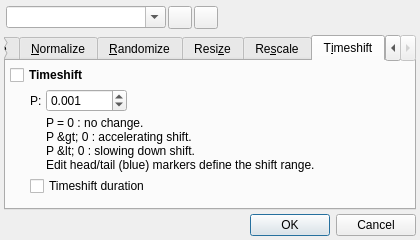
The window that src/qtractorMidiToolsForm.ui (rncbc/qtractor) describes before a commit, drawn with Qt 5.
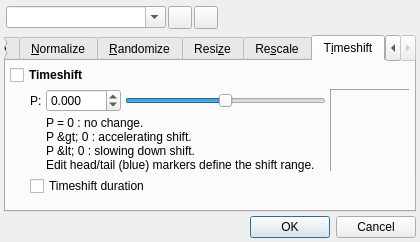
The same window after the commit. The open tabs and pages were chosen to show the change. Icons and pictures are not drawn. Custom widgets are drawn as their Qt base class.

Commit message: - A new timeshift MIDI tool has been added, after   an awesome patch by Jiri Prochaszka aka Anchakor;   applies to selected events between edit markers,   distorting their time and duration (optionally),   either slowing down and accelerating, based on   a given parameter P value. (feat.SLIDER & CURVE)

Patch:
```diff
--- a/src/qtractorMidiToolsForm.ui
+++ b/src/qtractorMidiToolsForm.ui
@@ -27,7 +27,7 @@
     <x>0</x>
     <y>0</y>
     <width>420</width>
-    <height>240</height>
+    <height>242</height>
    </rect>
   </property>
   <property name="windowTitle">
@@ -1079,7 +1079,7 @@
        <string>T&amp;imeshift</string>
       </attribute>
       <layout class="QGridLayout">
-       <item row="0" column="0" colspan="4">
+       <item row="0" column="0" colspan="3">
         <widget class="QCheckBox" name="TimeshiftCheckBox">
          <property name="font">
           <font>
@@ -1139,28 +1139,56 @@
           <double>0.001</double>
          </property>
          <property name="minimum">
-          <double>-1000.000</double>
+		  <double>-100.000</double>
          </property>
          <property name="maximum">
-          <double>1000.000</double>
+		  <double>100.000</double>
+         </property>
+         <property name="singleStep">
+		  <double>0.001</double>
          </property>
          <property name="value">
-          <double>0.001</double>
+		  <double>0.000</double>
          </property>
         </widget>
        </item>
-       <item row="1" column="3" >
-        <spacer>
+       <item row="1" column="3">
+        <widget class="QSlider" name="TimeshiftSlider">
+         <property name="toolTip">
+          <string>Timeshift parameter</string>
+         </property>
+         <property name="minimum">
+		  <number>-10000</number>
+         </property>
+         <property name="maximum">
+		  <number>10000</number>
+         </property>
+         <property name="value">
+          <number>0</number>
+         </property>
          <property name="orientation">
           <enum>Qt::Horizontal</enum>
          </property>
-         <property name="sizeHint">
+        </widget>
+       </item>
+       <item row="1" column="4" rowspan="2">
+        <widget class="QFrame" name="TimeshiftFrame">
+         <property name="minimumSize">
           <size>
-           <width>224</width>
-           <height>19</height>
+           <width>80</width>
+           <height>80</height>
           </size>
          </property>
-        </spacer>
+         <property name="toolTip">
+          <string>Timeshift curve</string>
+         </property>
+         <property name="frameShape">
+          <enum>QFrame::Panel</enum>
+         </property>
+         <property name="frameShadow">
+          <enum>QFrame::Sunken</enum>
+         </property>
+        </widget>
        </item>
        <item row="2" column="2" colspan="2">
         <widget class="QLabel" name="TimeshiftText">
@@ -1179,12 +1207,12 @@
          </property>
         </widget>
        </item>
-       <item row="4" column="1" colspan="3">
+       <item row="4" column="1" colspan="4">
         <spacer>
          <property name="orientation">
           <enum>Qt::Vertical</enum>
          </property>
-         <property name="sizeHint">
+         <property name="sizeHint" stdset="0">
           <size>
            <width>358</width>
            <height>38</height>
```
Left out of the diff: 66 changed lines with no effect on the pictures. The commit also changes 3 other files.
